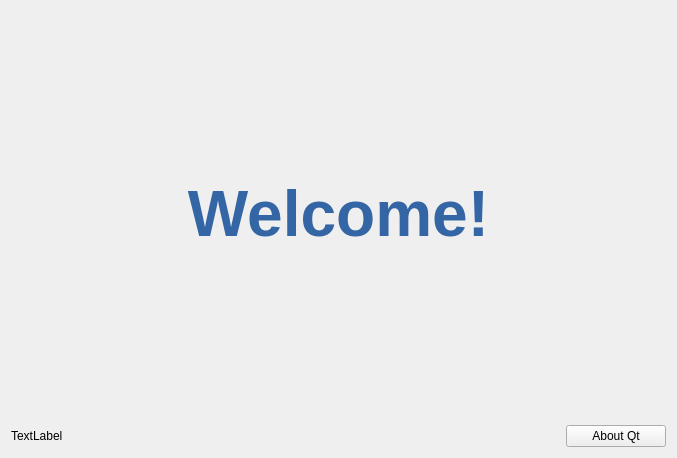
The window that welcome.ui (slist/cbapi-qt-demo) describes before a commit, drawn with Qt 5.
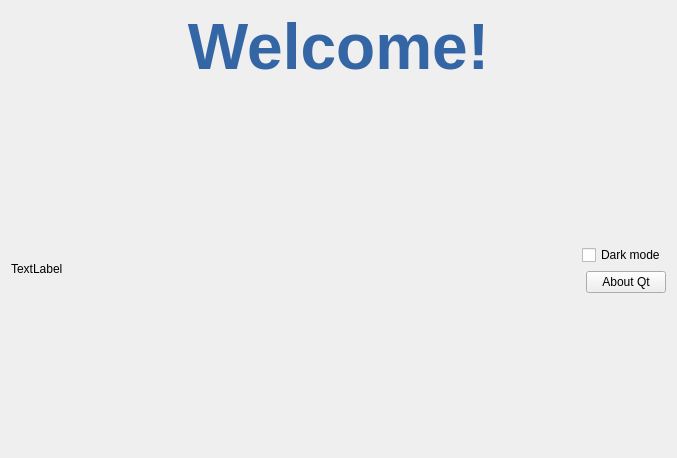
The same window after the commit.

Commit message: Add Dark mode

Patch:
```diff
--- a/welcome.ui
+++ b/welcome.ui
@@ -13,7 +13,7 @@
   <property name="windowTitle">
    <string>Form</string>
   </property>
-  <layout class="QVBoxLayout" name="verticalLayout">
+  <layout class="QVBoxLayout" name="verticalLayout_2">
    <item>
     <widget class="QLabel" name="label_welcome">
      <property name="text">
@@ -37,6 +37,28 @@
       </widget>
      </item>
      <item>
+      <layout class="QVBoxLayout" name="verticalLayout">
+       <item>
+        <spacer name="verticalSpacer">
+         <property name="orientation">
+          <enum>Qt::Vertical</enum>
+         </property>
+         <property name="sizeHint" stdset="0">
+          <size>
+           <width>20</width>
+           <height>40</height>
+          </size>
+         </property>
+        </spacer>
+       </item>
+       <item alignment="Qt::AlignRight">
+        <widget class="QCheckBox" name="checkBox_DarkMode">
+         <property name="text">
+          <string>Dark mode</string>
+         </property>
+        </widget>
+       </item>
+       <item alignment="Qt::AlignRight">
       <widget class="QPushButton" name="pushButton_aboutQt">
        <property name="maximumSize">
         <size>
@@ -48,6 +70,21 @@
         <string>About Qt</string>
        </property>
       </widget>
+       </item>
+       <item>
+        <spacer name="verticalSpacer_2">
+         <property name="orientation">
+          <enum>Qt::Vertical</enum>
+         </property>
+         <property name="sizeHint" stdset="0">
+          <size>
+           <width>20</width>
+           <height>40</height>
+          </size>
+         </property>
+        </spacer>
+       </item>
+      </layout>
      </item>
     </layout>
    </item>
```
Lines whose indentation alone changed are shown as unchanged. The commit also changes 429 other files.
